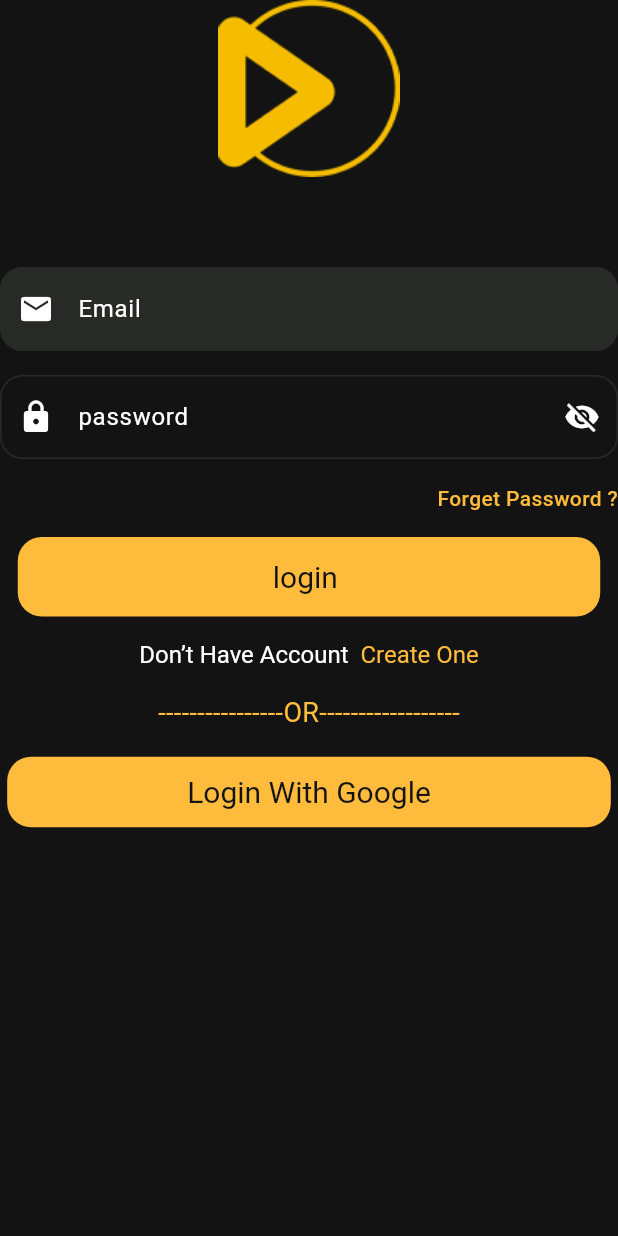
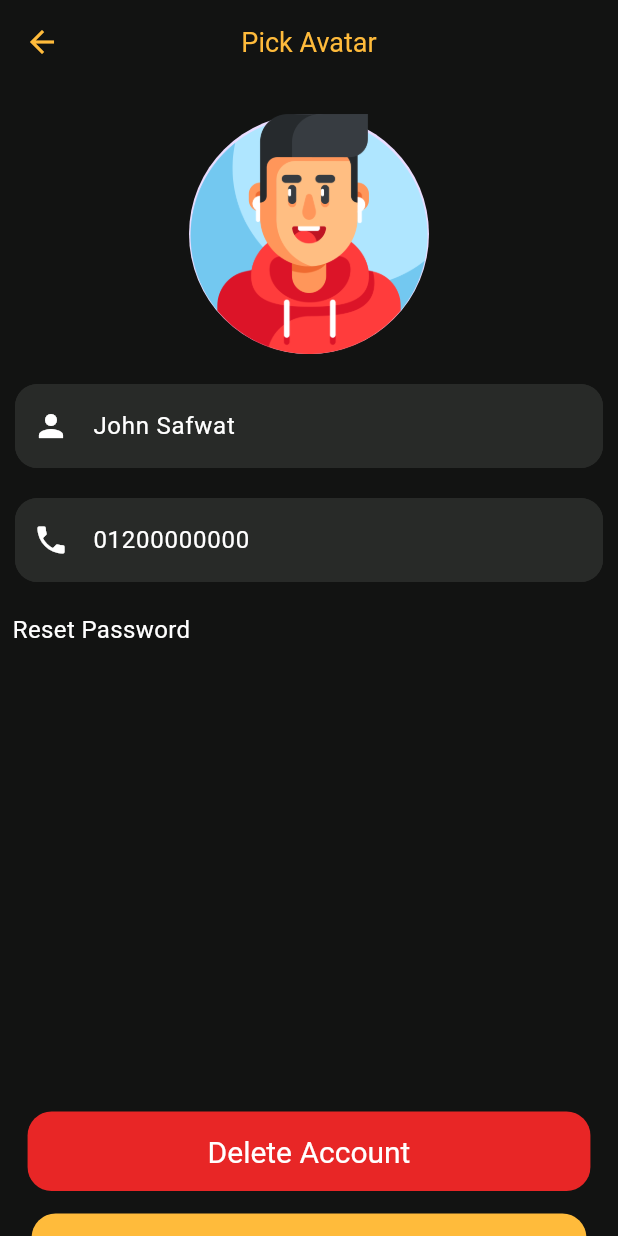
Before and after one commit to habiiba11/RouteMoviesApp, a Flutter app: the screen it shows after launch, on a phone screen of 412 x 824 dp. Run offline on Flutter 3.47's test engine with Material 3 defaults, Android fonts, the phone set to English and light mode, and no system bars; our stand-ins replace flutter_svg, google_fonts.

```diff
--- a/lib/Core/Asset/AppImage.dart
+++ b/lib/Core/Asset/AppImage.dart
@@ -7,7 +7,7 @@ class AppImage {
   static const  String onboarding5="${Asset}onboarding5.png";
   static const  String onboarding6="${Asset}onboarding6.png";
   static const  String profile1="${Asset}profile1.png";
-  static const  String profile2="${Asset}profile2.png";
+  static const  String profile2="${Asset}porfile2.png";
   static const  String profile3="${Asset}profile3.png";
 
 
--- a/lib/main.dart
+++ b/lib/main.dart
@@ -1,6 +1,8 @@
 import 'package:flutter/material.dart';
 import 'package:google_fonts/google_fonts.dart';
 import 'package:routemovie/module/Screens/auth/Forget%20password.dart';
+import 'package:routemovie/module/Screens/auth/Register.dart';
+import 'package:routemovie/module/Screens/auth/Update_Porfile.dart';
 import 'package:routemovie/module/Screens/auth/login.dart';
 
 void main() {
@@ -18,7 +20,7 @@ class MyApp extends StatelessWidget {
         fontFamily: GoogleFonts.roboto().fontFamily
       ),
       debugShowCheckedModeBanner: false,
-      home:Login(),
+      home:UpdatePorfile(),
     );
   }
 }
--- /dev/null
+++ b/lib/module/Screens/auth/Update_Porfile.dart
@@ -0,0 +1,178 @@
+import 'package:flutter/cupertino.dart';
+import 'package:flutter/material.dart';
+import 'package:routemovie/Core/Asset/AppImage.dart';
+import 'package:routemovie/Core/Asset/Theme/AppColor.dart';
+
+class UpdatePorfile extends StatelessWidget {
+  const UpdatePorfile({super.key});
+
+  @override
+  Widget build(BuildContext context) {
+    return Expanded(
+      child: Scaffold(
+        backgroundColor: AppColor.black,
+        appBar: AppBar(
+          backgroundColor: AppColor.black,
+          centerTitle:true,
+          leading: Icon(Icons.arrow_back_outlined, color: AppColor.yellow),
+          title:
+             Text(
+              "Pick Avatar",
+              style: TextStyle(
+                fontSize: 18,
+                fontWeight: FontWeight.w400,
+                color: AppColor.yellow,
+              ),
+            ),
+
+
+        ),
+        body: Column(
+          children: [
+            SizedBox(height: 20),
+            Center(
+              child: CircleAvatar(
+                radius: 80,
+                child: Image.asset(AppImage.profile3),
+              ),
+            ),
+            SizedBox(height: 10,),
+            Padding(
+              padding: const EdgeInsets.symmetric(horizontal: 10, vertical: 10),
+              child: Container(
+                child: TextFormField(
+
+                  style: TextStyle(fontSize: 16, color: AppColor.white),
+                  decoration: InputDecoration(
+                    fillColor: AppColor.gray,
+                    filled: true,
+                    prefixIcon: Icon(Icons.person, color: AppColor.white),
+
+                    hintText: "John Safwat",
+                    hintStyle: TextStyle(color: AppColor.white),
+                    focusedBorder: OutlineInputBorder(
+                      borderRadius: BorderRadius.circular(15),
+                      borderSide: BorderSide(color: AppColor.gray),
+                    ),
+                    errorBorder: OutlineInputBorder(
+                      borderRadius: BorderRadius.circular(15),
+                      borderSide: BorderSide(color: AppColor.gray),
+                    ),
+                    enabledBorder: OutlineInputBorder(
+                      borderRadius: BorderRadius.circular(15),
+                      borderSide: BorderSide(color: AppColor.gray),
+                    ),
+                    focusedErrorBorder: OutlineInputBorder(
+                      borderRadius: BorderRadius.circular(15),
+                      borderSide: BorderSide(color: AppColor.gray),
+                    ),
+                    disabledBorder: OutlineInputBorder(
+                      borderRadius: BorderRadius.circular(15),
+                      borderSide: BorderSide(color: AppColor.gray),
+                    ),
+                  ),
+                ),
+              ),
+            ),
+
+            Padding(
+              padding: const EdgeInsets.symmetric(horizontal: 10, vertical: 10),
+              child: Container(
+                child: TextFormField(
+                  style: TextStyle(fontSize: 16, color: AppColor.white),
+                  decoration: InputDecoration(
+                    fillColor: AppColor.gray,
+                    filled: true,
+                    prefixIcon: Icon(Icons.phone, color: AppColor.white),
+
+                    hintText: "01200000000",
+                    hintStyle: TextStyle(color: AppColor.white),
+                    focusedBorder: OutlineInputBorder(
+                      borderRadius: BorderRadius.circular(15),
+                      borderSide: BorderSide(color: AppColor.gray),
+                    ),
+                    errorBorder: OutlineInputBorder(
+                      borderRadius: BorderRadius.circular(15),
+                      borderSide: BorderSide(color: AppColor.gray),
+                    ),
+                    enabledBorder: OutlineInputBorder(
+                      borderRadius: BorderRadius.circular(15),
+                      borderSide: BorderSide(color: AppColor.gray),
+                    ),
+                    focusedErrorBorder: OutlineInputBorder(
+                      borderRadius: BorderRadius.circular(15),
+                      borderSide: BorderSide(color: AppColor.gray),
+                    ),
+                    disabledBorder: OutlineInputBorder(
+                      borderRadius: BorderRadius.circular(15),
+                      borderSide: BorderSide(color: AppColor.gray),
+                    ),
+                  ),
+                ),
+              ),
+            ),
+            SizedBox(height: 10),
+            Row(
+              mainAxisAlignment: MainAxisAlignment.start,
+              children: [
+                Text(
+                  "  Reset Password",
+                  style: TextStyle(
+                    color: AppColor.white,
+                    fontWeight: FontWeight.w400,
+                    fontSize: 16,
+                  ),
+                ),
+              ],
+            ),
+            SizedBox(height: 310,),
+            FilledButton(
+              onPressed: () {},
+              style: FilledButton.styleFrom(
+                padding: EdgeInsetsGeometry.symmetric(
+                  vertical: 15,
+                  horizontal: 120,
+                ),
+
+                foregroundColor: AppColor.white,
+                backgroundColor: AppColor.red,
+                textStyle: TextStyle(
+                  fontSize: 20,
+                  fontWeight: FontWeight.w400,
+                  color: AppColor.white,
+                ),
+                shape: RoundedRectangleBorder(
+
+                  borderRadius: BorderRadiusGeometry.circular(16),
+                ),
+              ),
+              child: Text("Delete Account"),
+            ),
+            SizedBox(height: 15,),
+            FilledButton(
+              onPressed: () {},
+              style: FilledButton.styleFrom(
+                padding: EdgeInsetsGeometry.symmetric(
+                  vertical: 15,
+                  horizontal: 130,
+                ),
+                foregroundColor: AppColor.black,
+                backgroundColor: AppColor.yellow,
+                textStyle: TextStyle(
+
+                  fontSize: 20,
+                  fontWeight: FontWeight.w400,
+                  color: AppColor.white,
+                ),
+                shape: RoundedRectangleBorder(
+                  borderRadius: BorderRadiusGeometry.circular(16),
+                ),
+              ),
+              child: Text("Update Data"),
+            ),
+          ],
+        ),
+      ),
+    );
+  }
+}
--- a/lib/module/Screens/auth/login.dart
+++ b/lib/module/Screens/auth/login.dart
@@ -22,7 +22,7 @@ class Login extends StatelessWidget {
               child: TextFormField(
                 style: TextStyle(fontSize: 16, color: AppColor.white),
                 decoration: InputDecoration(
-                  fillColor:AppColor.gray,
+                  fillColor: AppColor.gray,
                   filled: true,
                   prefixIcon: Icon(Icons.email, color: AppColor.white),
 
@@ -56,7 +56,8 @@ class Login extends StatelessWidget {
               child: TextFormField(
                 style: TextStyle(fontSize: 16, color: AppColor.white),
                 decoration: InputDecoration(
-                  fillColor:AppColor.gray,
+                  fillColor: AppColor.gray,
+                  filled: true,
                   prefixIcon: Icon(Icons.lock, color: AppColor.white),
                   suffixIcon: Icon(Icons.visibility_off, color: AppColor.white),
                   hintText: "password",
@@ -112,36 +113,30 @@ class Login extends StatelessWidget {
               ),
               child: Text("login "),
             ),
-            SizedBox(height: 16,),
+            SizedBox(height: 16),
 
             RichText(
               text: TextSpan(
-                  text: 'Don’t Have Account ',
-                  style: TextStyle(
-                    color: AppColor.white,
-                    fontSize: 16,
-                  ),
+                text: 'Don’t Have Account? ',
+                style: TextStyle(color: AppColor.white, fontSize: 16),
                 children: [
                   TextSpan(
                     text: ' Create One',
-                      style: TextStyle(
-                        color: AppColor.yellow,
-                      ),
+                    style: TextStyle(color: AppColor.yellow),
                   ),
                 ],
               ),
             ),
             SizedBox(height: 16),
-            Text("----------------OR------------------",
-            style: TextStyle(
-              fontSize: 18,
-              color: AppColor.yellow,
-            ),),
+            Text(
+              "----------------OR------------------",
+              style: TextStyle(fontSize: 18, color: AppColor.yellow),
+            ),
             SizedBox(height: 16),
             FilledButton(
               onPressed: () {},
               style: FilledButton.styleFrom(
-              iconAlignment:IconAlignment.start,
+                iconAlignment: IconAlignment.start,
                 padding: EdgeInsets.symmetric(horizontal: 120, vertical: 12),
                 foregroundColor: AppColor.black,
                 backgroundColor: AppColor.yellow,
@@ -152,7 +147,6 @@ class Login extends StatelessWidget {
               ),
               child: Text("Login With Google"),
             ),
-
           ],
         ),
       ),
```
Also changed, not shown: lib/module/Screens/auth/Forget password.dart (+17 -12 lines), lib/module/Screens/auth/Register.dart (added, +295 -0 lines), Asset/AppImage/porfile2.png (added), Asset/AppImage/profile2.png (deleted), Asset/Svg/EG.svg (added), Asset/Svg/LR.svg (added), Asset/Svg/Name.svg (added). Lines whose indentation alone changed are shown as unchanged.
